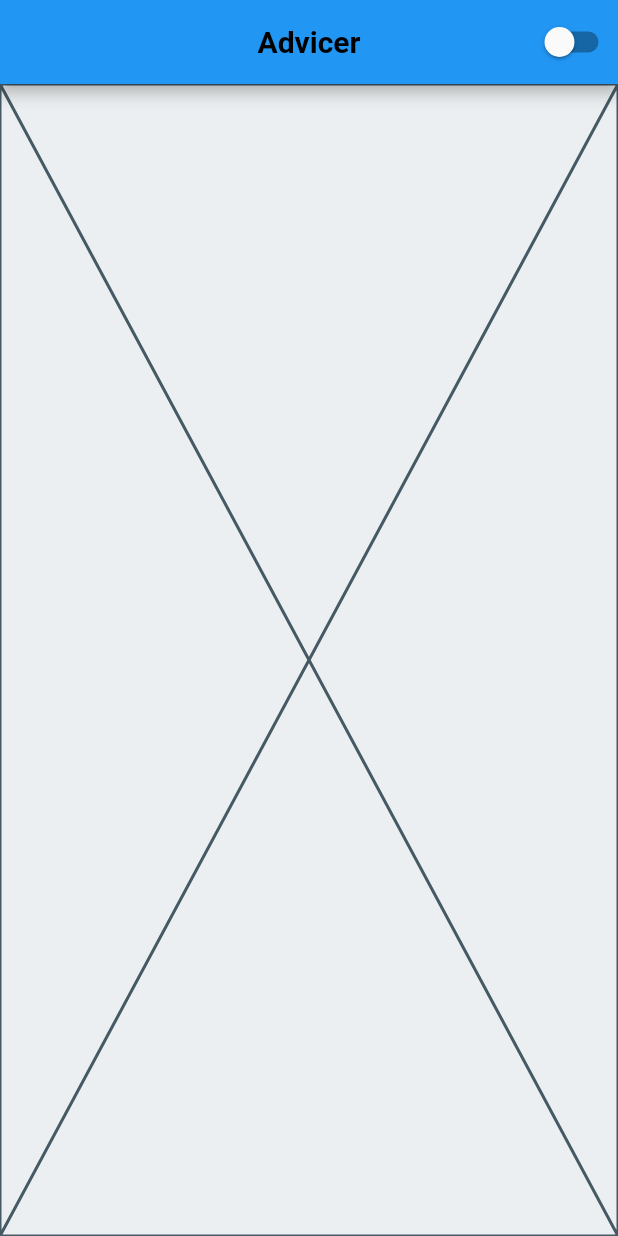
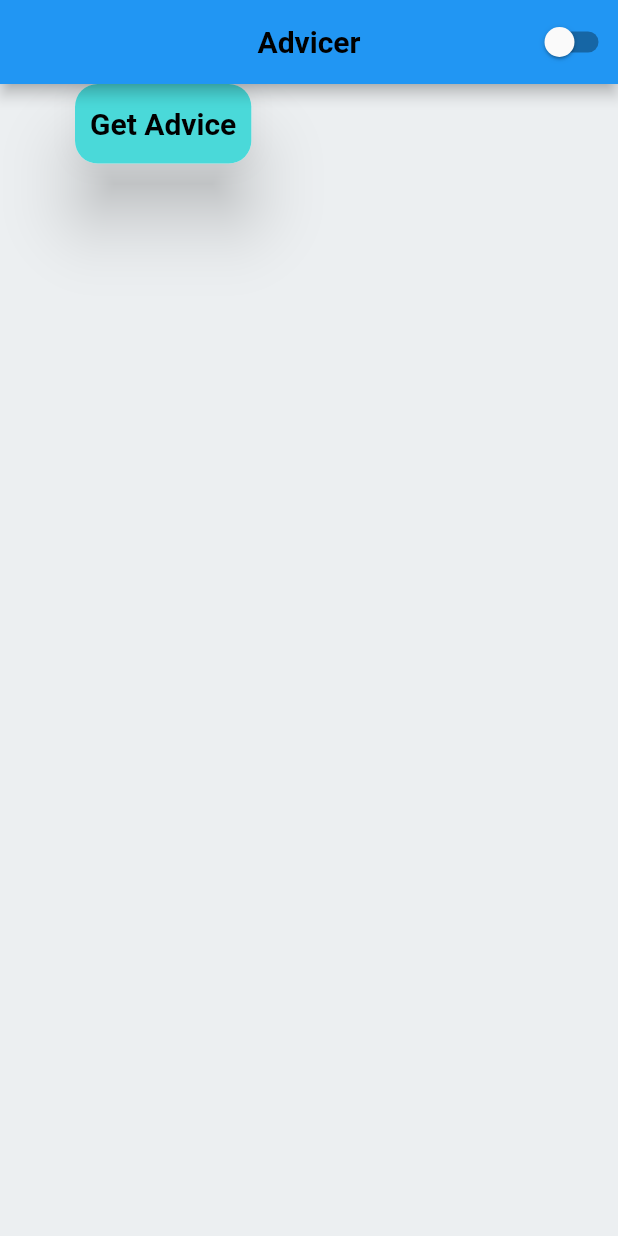
Before and after one commit to gmoral75/advicer, a Flutter app: the screen it shows after launch, on a phone screen of 412 x 824 dp. Run offline on Flutter 3.47's test engine with Material 2 defaults, Android fonts, the phone set to English and light mode, and no system bars; Roboto replaces fonts that are missing (Rubik).

Commit message:
Add custom button

```diff
--- a/lib/2_aplication/pages/advice/advice_page.dart
+++ b/lib/2_aplication/pages/advice/advice_page.dart
@@ -1,5 +1,6 @@
 
 import 'package:advicer/2_aplication/core/services/theme_service.dart';
+import 'package:advicer/2_aplication/pages/advice/widgets/custom_button.dart';
 import 'package:flutter/material.dart';
 import 'package:provider/provider.dart';
 
@@ -21,7 +22,14 @@ class AdvicePage extends StatelessWidget {
           })
         ],
       ),
-      body: Placeholder(),
+      body: Padding(
+        padding: const EdgeInsets.symmetric(horizontal: 50),
+        child: Column(
+          children: const [
+            Custombutton()
+          ],
+        ),
+        )
     );
   }
 }
--- /dev/null
+++ b/lib/2_aplication/pages/advice/widgets/custom_button.dart
@@ -0,0 +1,31 @@
+import 'package:flutter/material.dart';
+
+class Custombutton extends StatelessWidget {
+  const Custombutton({super.key});
+
+  @override
+  Widget build(BuildContext context) {
+    final themeData = Theme.of(context);
+
+    return InkResponse(
+      onTap: () {
+        print('Button Preset');
+      },
+      child: Material(
+        elevation: 20,
+        borderRadius: BorderRadius.circular(15),
+        child: Container(
+          decoration: BoxDecoration(
+            borderRadius: BorderRadius.circular(15),
+            color: themeData.colorScheme.secondary
+          ),
+          child: Padding(padding: const EdgeInsets.symmetric(horizontal: 10, vertical: 15),
+          child: Text(
+            'Get Advice',
+            style: themeData.textTheme.headline1,),
+            ),
+        ),
+      ),
+    );
+  }
+}
```
Also changed, not shown: lib/2_aplication/pages/advice/widgets/none.dart (deleted).
